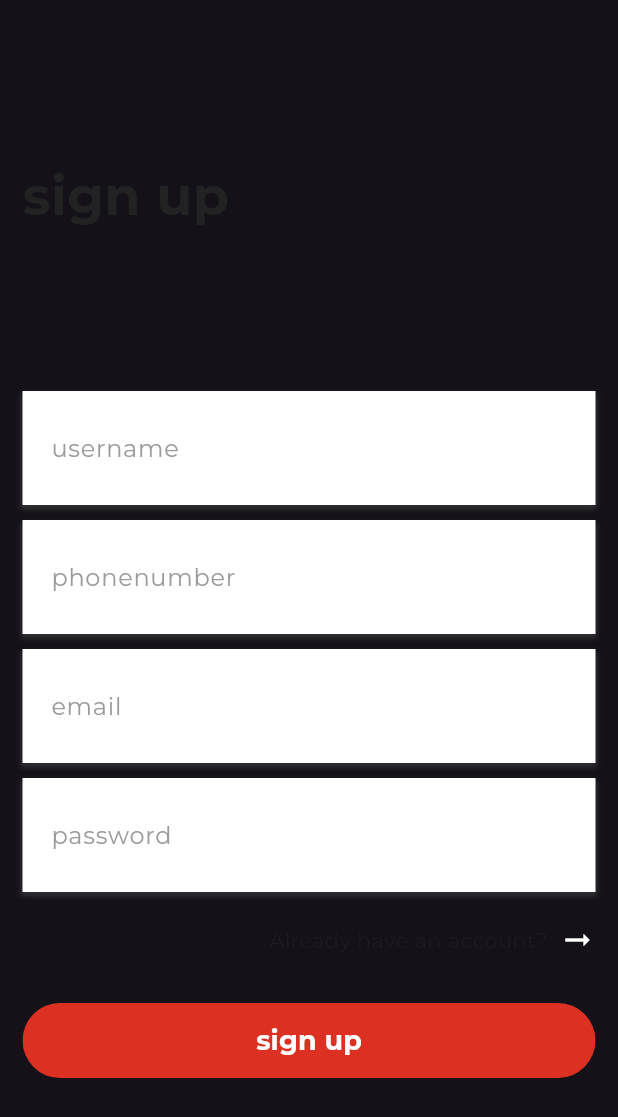
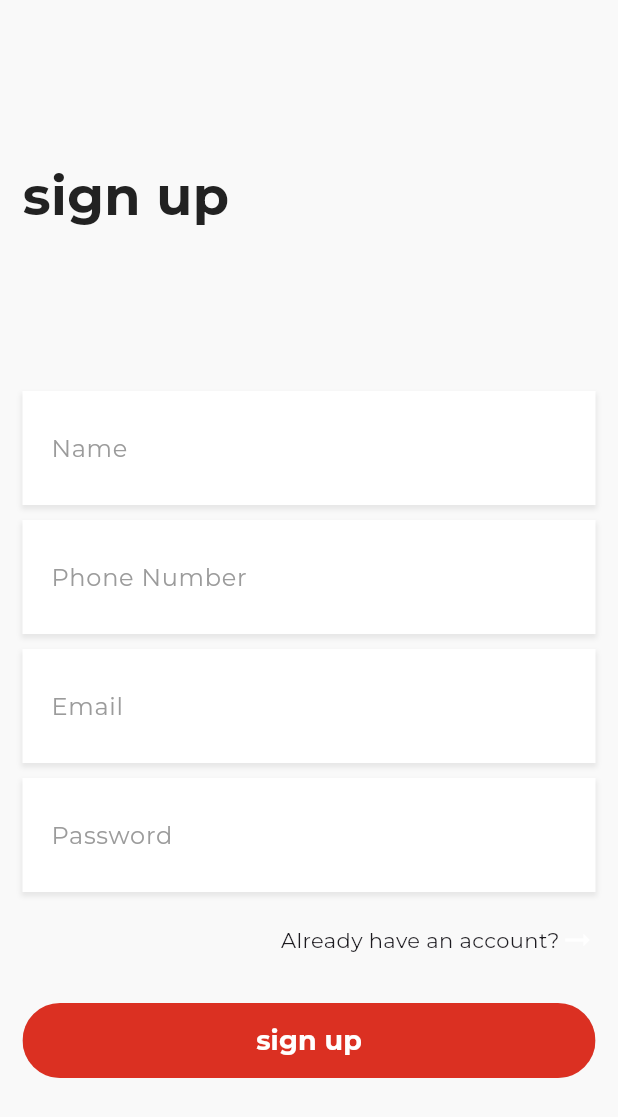
Before and after one commit to zyad-abdelhamed/ecommerce-app, a Flutter app: the SignUpPage screen opened by its route, on a phone screen of 412 x 824 dp. Shown: the top 1117 px of the screen. Run offline on Flutter 3.47's test engine with Material 3 defaults, Android fonts, the phone set to English and light mode, and no system bars; our stand-ins replace bloc, cached_network_image, carousel_slider, dartz, device_preview, dio and 10 more; missing offline and left inert: flutter_paypal_payment, flutter_stripe; accounts and stored records are empty; network calls fail.

Commit message:
some refactor

```diff
--- a/lib/core/localization/languages/en.json
+++ b/lib/core/localization/languages/en.json
@@ -1,9 +1,11 @@
 {
     "already_have_an_account": "Already have an account?",
+    "Do not have any account?Signup": "Do not have any account?Signup",
     "sign_up": "sign up",
     "log_in": "LogIn",
     "personal_info": "Personal Information",
     "password": "Password",
+    "email":"Email",
     "change": "Change",
     "checkout": "Checkout",
     "settings": "Settings",
@@ -34,6 +36,7 @@
     "Use as the shipping address": "Use as the shipping address",
     "edit": "edit",
     "name": "Name",
+    "phonenumber": "Phone Number",
     "address": "Address",
     "city": "City",
     "region": "State/Province/Region",
--- a/lib/core/theme/app_theme.dart
+++ b/lib/core/theme/app_theme.dart
@@ -4,7 +4,7 @@ import 'package:google_fonts/google_fonts.dart';
 
 ThemeData appTheme = ThemeData(
   brightness: Brightness.dark,
-   // scaffoldBackgroundColor: AppColors.scaffoldBackgroundColor,
+    scaffoldBackgroundColor: AppColors.scaffoldBackgroundColor,
     // colorScheme: ColorScheme.fromSeed(seedColor: AppColors.primaryColor),
     // primaryColor: AppColors.primaryColor,
     textTheme: GoogleFonts.montserratTextTheme(ThemeData.light().textTheme),
--- a/lib/features/auth/presentation/view/components/sign_up_form_component.dart
+++ b/lib/features/auth/presentation/view/components/sign_up_form_component.dart
@@ -1,4 +1,4 @@
-import 'package:ecommerce_application/core/constants/view_constants.dart';
+import 'package:ecommerce_application/core/extentions/localization_extention.dart';
 import 'package:ecommerce_application/core/models/Text_field_input_model.dart';
 import 'package:ecommerce_application/core/widgets/app_sneak_bar.dart';
 import 'package:ecommerce_application/core/widgets/app_material_button.dart';
@@ -37,34 +37,34 @@ class SignUpFormComponent extends StatelessWidget {
             children: [
               getAppTextfield(
                   appTextFieldInputMdel: AppTextFieldInputMdel(
-                      textFieldLabel: 'username',
+                      textFieldLabel: 'name'.localization,
                       controller: context.authController.usernameController,
                       context: context)),
               SizedBoxs.sizedBoxH10,
               getAppTextfield(
                   appTextFieldInputMdel: AppTextFieldInputMdel(
-                      textFieldLabel: 'phonenumber',
+                      textFieldLabel: 'phonenumber'.localization,
                       controller: context.authController.phoneNumerController,
                       context: context)),
               SizedBoxs.sizedBoxH10,
               getAppTextfield(
                   appTextFieldInputMdel: AppTextFieldInputMdel(
-                      textFieldLabel: 'email',
+                      textFieldLabel: 'email'.localization,
                       controller: context.authController.emailController,
                       context: context)),
               SizedBoxs.sizedBoxH10,
               getAppTextfield(
                   appTextFieldInputMdel: AppTextFieldInputMdel(
-                      textFieldLabel: 'password',
+                      textFieldLabel: 'password'.localization,
                       controller: context.authController.passwordController,
                       context: context)),
               SizedBoxs.sizedBoxH20,
               GestureDetector(
-                child: const Row(
+                child:  Row(
                   mainAxisAlignment: MainAxisAlignment.end,
                   children: [
-                    Text(ViewConstants.alreadyHaveANAccount),
-                    Icon(Icons.arrow_right_alt)
+                    Text("already_have_an_account".localization),
+                   const Icon(Icons.arrow_right_alt)
                   ],
                 ),
               ),
@@ -74,8 +74,8 @@ class SignUpFormComponent extends StatelessWidget {
                     context.authController.signUp();
                   },
                   buttonName: state.logInState == RequestStateEnum.loading
-                      ? 'loading...'
-                      : 'sign up')
+                      ? 'loading'.localization
+                      : 'sign_up'.localization),
             ],
           ));
     });
--- a/lib/features/auth/presentation/view/pages/log_in_page.dart
+++ b/lib/features/auth/presentation/view/pages/log_in_page.dart
@@ -1,11 +1,10 @@
+import 'package:ecommerce_application/core/extentions/localization_extention.dart';
 import 'package:ecommerce_application/core/services/dependancy_injection/global_dependency_injection.dart';
 import 'package:ecommerce_application/core/utils/sized_boxs.dart';
 import 'package:ecommerce_application/features/auth/presentation/controller/cubit/auth_cubit.dart';
 import 'package:ecommerce_application/features/auth/presentation/view/components/log_in_form_component.dart';
 import 'package:flutter/material.dart';
 import 'package:flutter_bloc/flutter_bloc.dart';
-
-import '../../../../../core/constants/view_constants.dart';
 import '../../../../../core/theme/text_styles.dart';
 
 class LogInPage extends StatelessWidget {
@@ -26,7 +25,7 @@ class LogInPage extends StatelessWidget {
                       children: [
                         const Expanded(child: SizedBoxs.sizedBoxH10),
                         Text(
-                          ViewConstants.login,
+                      "log_in".localization,
                           style: TextStyles.textStyle34(context: context),
                         ),
                         const Expanded(child: SizedBoxs.sizedBoxH10),
--- a/lib/features/auth/presentation/view/pages/sign_up_page.dart
+++ b/lib/features/auth/presentation/view/pages/sign_up_page.dart
@@ -1,10 +1,9 @@
-import 'package:ecommerce_application/core/constants/view_constants.dart';
+import 'package:ecommerce_application/core/extentions/localization_extention.dart';
 import 'package:ecommerce_application/core/services/dependancy_injection/global_dependency_injection.dart';
 import 'package:ecommerce_application/core/theme/text_styles.dart';
 import 'package:ecommerce_application/core/utils/sized_boxs.dart';
 import 'package:ecommerce_application/features/auth/presentation/controller/cubit/auth_cubit.dart';
 import 'package:ecommerce_application/features/auth/presentation/view/components/sign_up_form_component.dart';
-import 'package:flutter/cupertino.dart';
 import 'package:flutter/material.dart';
 import 'package:flutter_bloc/flutter_bloc.dart';
 
@@ -29,7 +28,7 @@ class SignUpPage extends StatelessWidget {
                     child: SizedBoxs.sizedBoxH10,
                   )),
                   Text(
-                    ViewConstants.signUp,
+                    "sign_up".localization,
                     style: TextStyles.textStyle34(context: context),
                   ),
                   const Expanded(
```
Also changed, not shown: lib/core/localization/languages/ar.json (+17 -14 lines), lib/features/auth/presentation/view/components/log_in_form_component.dart (+6 -5 lines), lib/features/dashboared/data/data_source/categories_local_data_source.dart (+10 -12 lines), lib/features/dashboared/data/repositories/categories_repo.dart (+4 -3 lines).
